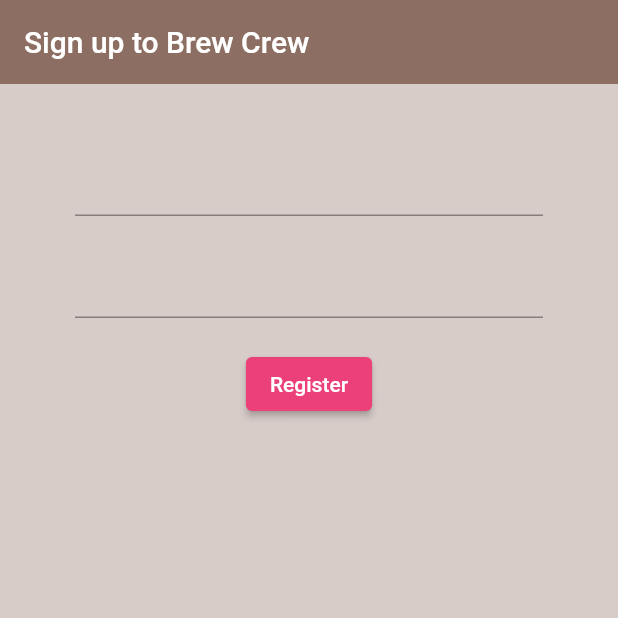
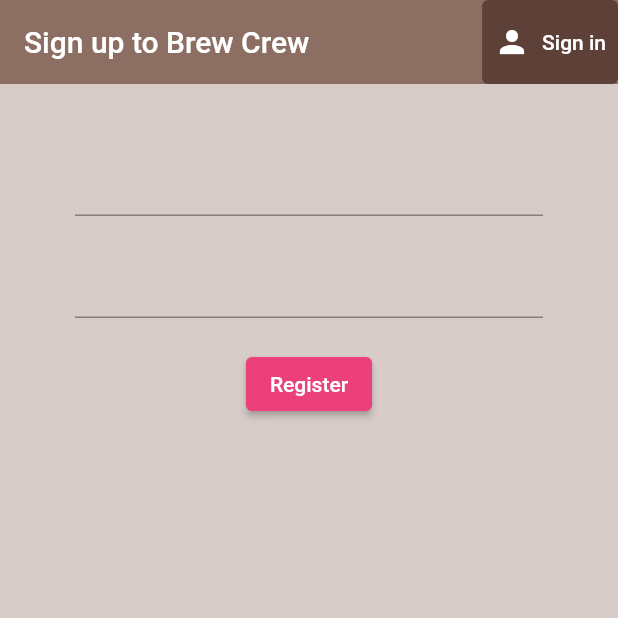
Before and after one commit to daktari01/brew_crew, a Flutter app: the screen it shows after launch, after a tap on "Register", on a phone screen of 412 x 824 dp, the top half of it. Run offline on Flutter 3.47's test engine with Material 2 defaults, Android fonts, the phone set to English and light mode, and no system bars; our stand-ins replace firebase_auth, firebase_core; accounts and stored records are empty.

Commit message:
Toggling between forms

```diff
--- a/lib/screens/authenticate/authenticate.dart
+++ b/lib/screens/authenticate/authenticate.dart
@@ -10,10 +10,21 @@ class Authenticate extends StatefulWidget {
 }
 
 class _AuthenticateState extends State<Authenticate> {
+
+  bool showSignIn = true;
+
+  void toggleView() {
+    setState(() {
+      showSignIn = !showSignIn;
+    });
+  }
+
   @override
   Widget build(BuildContext context) {
-    return Container(
-       child: Register(),
-    );
+    if (showSignIn) {
+      return SignIn(toggleView: toggleView);
+    } else {
+      return Register(toggleView: toggleView);
+    }
   }
 }
--- a/lib/screens/authenticate/register.dart
+++ b/lib/screens/authenticate/register.dart
@@ -2,6 +2,10 @@ import 'package:brew_crew/services/auth.dart';
 import 'package:flutter/material.dart';
 
 class Register extends StatefulWidget {
+
+  final Function toggleView;
+  Register({ this.toggleView });
+
   @override
   _RegisterState createState() => _RegisterState();
 }
@@ -22,6 +26,19 @@ class _RegisterState extends State<Register> {
         backgroundColor: Colors.brown[400],
         elevation: 0.0,
         title: Text('Sign up to Brew Crew'),
+        actions: [
+          TextButton.icon(
+            onPressed: () {
+              widget.toggleView();
+            },
+            icon: Icon(Icons.person),
+            label: Text('Sign in'),
+            style: TextButton.styleFrom(
+                primary: Colors.white,
+                backgroundColor: Colors.brown[700]
+            ),
+          )
+        ],
       ),
       body: Container(
           padding: EdgeInsets.symmetric(vertical: 20.0, horizontal: 50.0),
--- a/lib/screens/authenticate/sign_in.dart
+++ b/lib/screens/authenticate/sign_in.dart
@@ -2,6 +2,10 @@ import 'package:brew_crew/services/auth.dart';
 import 'package:flutter/material.dart';
 
 class SignIn extends StatefulWidget {
+
+  final Function toggleView;
+  SignIn({ this.toggleView });
+
   @override
   _SignInState createState() => _SignInState();
 }
@@ -22,6 +26,19 @@ class _SignInState extends State<SignIn> {
         backgroundColor: Colors.brown[400],
         elevation: 0.0,
         title: Text('Sign in to Brew Crew'),
+        actions: [
+          TextButton.icon(
+            onPressed: () {
+              widget.toggleView();
+            },
+            icon: Icon(Icons.person),
+            label: Text('Register'),
+            style: TextButton.styleFrom(
+              primary: Colors.white,
+              backgroundColor: Colors.brown[700]
+            ),
+          )
+        ],
       ),
       body: Container(
         padding: EdgeInsets.symmetric(vertical: 20.0, horizontal: 50.0),
```
